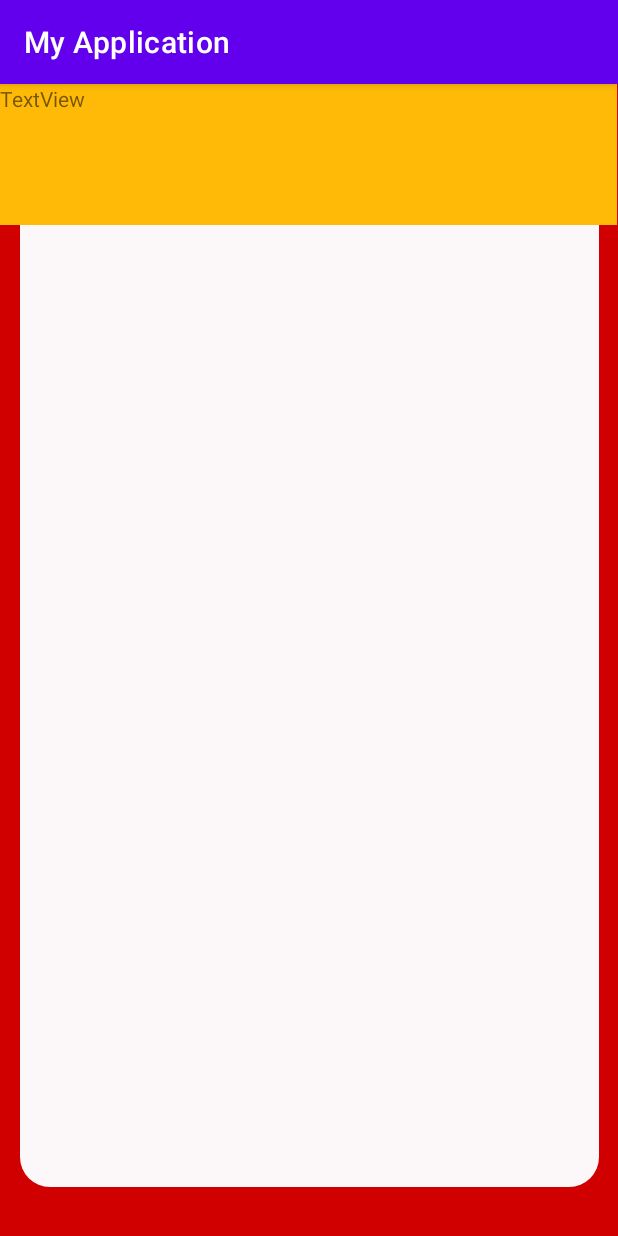
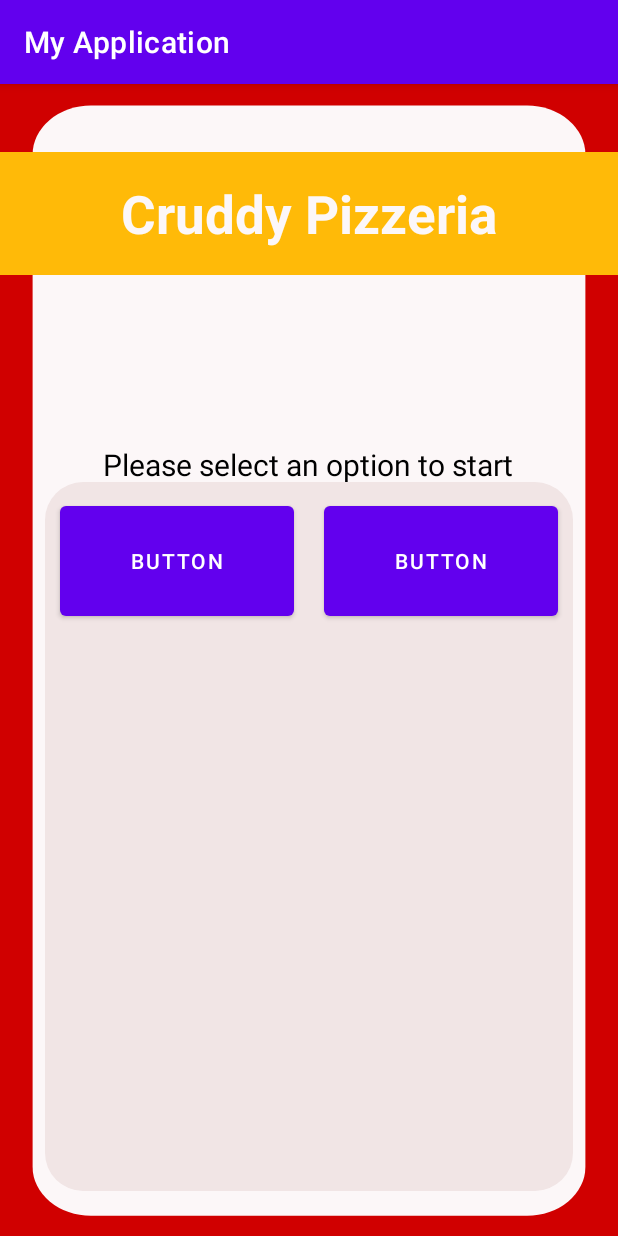
Before and after one commit to JackMacKinnon1/CruddyPizzeria, an Android app: the screen it shows after launch (MainActivity), on a phone screen of 412 x 824 dp. Run offline under Robolectric (Android 15) with nearby library versions, the phone set to English and light mode, and no system bars.

Commit message:
Started working on UI

```diff
--- /dev/null
+++ b/Code/app/src/main/res/drawable/main_bg.xml
@@ -0,0 +1,26 @@
+<?xml version="1.0" encoding="utf-8"?>
+<!-- drawable/rectangle_1.xml -->
+<!-- drawable/rectangle_2.xml -->
+<vector
+    xmlns:android="http://schemas.android.com/apk/res/android"
+    xmlns:aapt="http://schemas.android.com/aapt"
+    android:width="322dp"
+    android:height="771dp"
+    android:viewportWidth="322"
+    android:viewportHeight="771"
+    >
+
+    <group>
+
+        <clip-path
+            android:pathData="M34 0H288C306.778 0 322 15.2223 322 34V737C322 755.778 306.778 771 288 771H34C15.2223 771 0 755.778 0 737V34C0 15.2223 15.2223 0 34 0Z"
+            />
+
+        <path
+            android:pathData="M0 0V771H322V0"
+            android:fillColor="#FCF7F8"
+            />
+
+    </group>
+
+</vector>
--- /dev/null
+++ b/Code/app/src/main/res/drawable/start_screen.xml
@@ -0,0 +1,23 @@
+<vector xmlns:android="http://schemas.android.com/apk/res/android"
+    android:width="360dp"
+    android:height="800dp"
+    android:viewportWidth="360"
+    android:viewportHeight="800">
+  <group>
+    <clip-path
+        android:pathData="M0,0h360v800h-360z"/>
+    <path
+        android:pathData="M0,0h360v800h-360z"
+        android:fillColor="#ffffff"/>
+    <group>
+      <clip-path
+          android:pathData="M0,0h360v800h-360z"/>
+      <path
+          android:pathData="M0,0h360v800h-360z"
+          android:fillColor="#D00000"/>
+      <path
+          android:pathData="M53,15L307,15A34,34 0,0 1,341 49L341,752A34,34 0,0 1,307 786L53,786A34,34 0,0 1,19 752L19,49A34,34 0,0 1,53 15z"
+          android:fillColor="#FCF7F8"/>
+    </group>
+  </group>
+</vector>
--- a/Code/app/src/main/res/drawable/table_background.xml
+++ b/Code/app/src/main/res/drawable/table_background.xml
@@ -1,6 +1,6 @@
 <?xml version="1.0" encoding="UTF-8"?>
 <shape xmlns:android="http://schemas.android.com/apk/res/android">
-    <solid android:color="#FCF7F8"/>
-    <corners android:radius="30px"/>
+    <solid android:color="#F1E5E5"/>
+    <corners android:radius="25dp"/>
     <padding android:left="0dp" android:top="0dp" android:right="0dp" android:bottom="0dp" />
 </shape>
--- a/Code/app/src/main/res/layout/activity_main.xml
+++ b/Code/app/src/main/res/layout/activity_main.xml
@@ -4,44 +4,94 @@
     xmlns:tools="http://schemas.android.com/tools"
     android:layout_width="match_parent"
     android:layout_height="match_parent"
-    android:background="#D00000"
-    tools:context=".MainActivity">
+    android:background="@drawable/start_screen"
+    tools:context=".MainActivity" >
+
+    <LinearLayout
+        android:layout_width="match_parent"
+        android:layout_height="match_parent"
+        android:orientation="vertical">
+
+        <TableRow
+            android:layout_width="match_parent"
+            android:layout_height="wrap_content"
+            android:layout_marginVertical="45dp"
+            android:background="#FFBA08"
+            android:gravity="center"
+            android:paddingVertical="17dp">
+
+            <TextView
+                android:id="@+id/textView2"
+                android:layout_width="wrap_content"
+                android:layout_height="wrap_content"
+                android:text="Cruddy Pizzeria"
+                android:textColor="#FCF7F8"
+                android:textSize="35dp"
+                android:textStyle="bold" />
+        </TableRow>
+
+        <TableRow
+            android:layout_width="match_parent"
+            android:layout_height="wrap_content"
+            android:gravity="center">
+
+            <TextView
+                android:id="@+id/textView3"
+                android:layout_width="wrap_content"
+                android:layout_height="wrap_content"
+                android:layout_marginTop="50dp"
+                android:layout_marginBottom="15dp"
+                android:text="Please select an option to start"
+                android:textColor="#000000"
+                android:textSize="20dp" />
+        </TableRow>
+
+        <TableRow
+            android:layout_width="match_parent"
+            android:layout_height="match_parent" >
 
             <TableLayout
-        android:id="@+id/tableLayout"
-        android:layout_width="386dp"
-        android:layout_height="702dp"
-        android:layout_marginStart="16dp"
-        android:layout_marginTop="16dp"
-        android:layout_marginEnd="16dp"
-        android:layout_marginBottom="16dp"
+                android:layout_width="match_parent"
+                android:layout_height="match_parent"
+                android:layout_marginStart="30dp"
+                android:layout_marginEnd="30dp"
+                android:layout_marginBottom="30dp"
                 android:background="@drawable/table_background"
-        app:layout_constraintBottom_toBottomOf="parent"
-        app:layout_constraintEnd_toEndOf="parent"
-        app:layout_constraintStart_toStartOf="parent"
-        app:layout_constraintTop_toTopOf="parent">
+                android:shrinkColumns="1,2"
+                android:stretchColumns="1,2">
+
+                <TableRow
+                    android:layout_width="fill_parent"
+                    android:layout_height="match_parent"
+                    android:weightSum="100">
+
+                    <Button
+                        android:id="@+id/button"
+                        android:layout_width="0dp"
+                        android:layout_height="85dp"
+                        android:layout_margin="10dp"
+                        android:layout_weight="50"
+                        android:text="Button" />
+
+                    <Button
+                        android:id="@+id/button3"
+                        android:layout_width="0dp"
+                        android:layout_height="85dp"
+                        android:layout_margin="10dp"
+                        android:layout_weight="50"
+                        android:text="Button" />
+
+                </TableRow>
 
                 <TableRow
                     android:layout_width="match_parent"
                     android:layout_height="match_parent" />
 
-        <TableRow
-            android:layout_width="match_parent"
-            android:layout_height="match_parent" />
+            </TableLayout>
+        </TableRow>
 
         <TableRow
             android:layout_width="match_parent"
             android:layout_height="match_parent" />
-
-        <TableRow
-            android:layout_width="match_parent"
-            android:layout_height="match_parent" />
-    </TableLayout>
-
-    <TextView
-        android:id="@+id/textView"
-        android:layout_width="411dp"
-        android:layout_height="94dp"
-        android:background="#FFBA08"
-        android:text="TextView" />
+    </LinearLayout>
 </androidx.constraintlayout.widget.ConstraintLayout>
--- a/Code/app/src/main/res/values/strings.xml
+++ b/Code/app/src/main/res/values/strings.xml
@@ -1,3 +1,7 @@
 <resources>
     <string name="app_name">My Application</string>
+    <string-array name="english">
+        <item>Cruddy Pizzeria</item>
+        <item>Please select an option to start</item>
+    </string-array>
 </resources>
```
Lines whose indentation alone changed are shown as unchanged.
